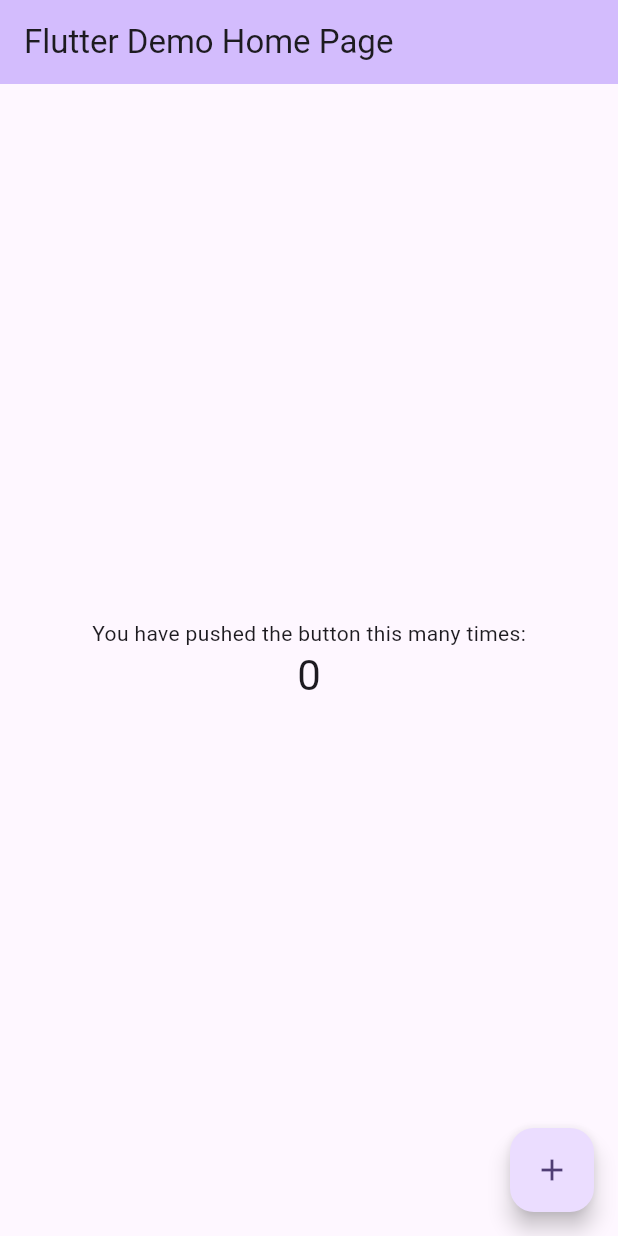
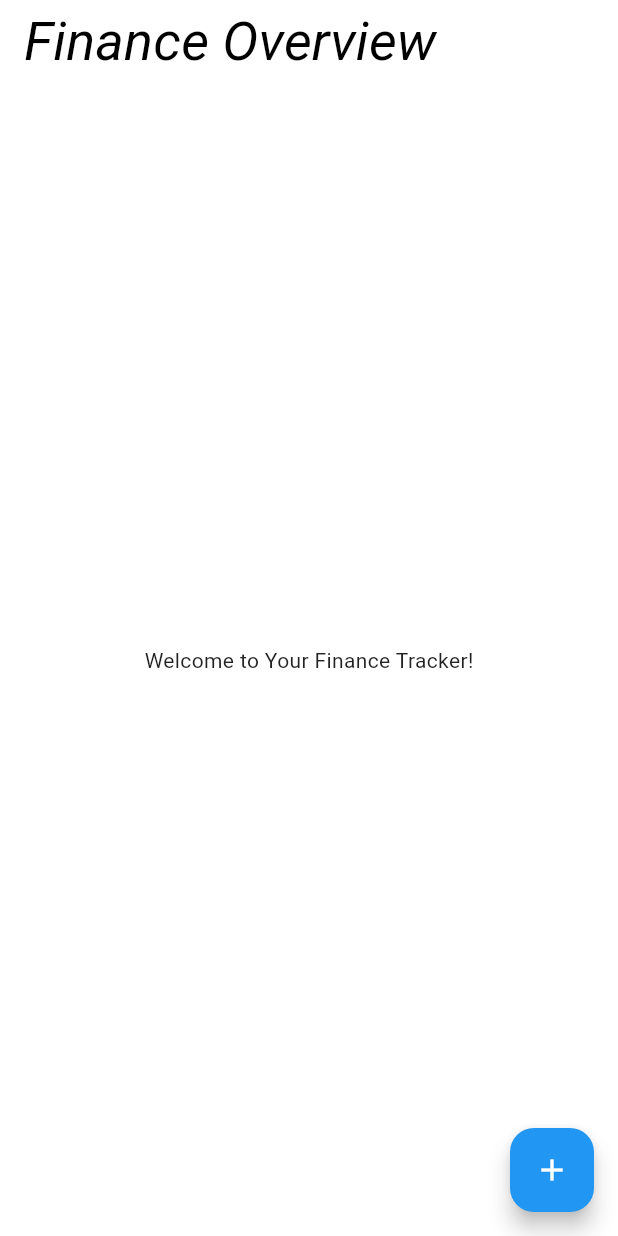
Before and after one commit to darlingson/makobili_flutter_app, a Flutter app: the screen it shows after launch, on a phone screen of 412 x 824 dp. Run offline on Flutter 3.47's test engine with Material 3 defaults, Android fonts, the phone set to English and light mode, and no system bars; Roboto replaces fonts that are missing (Hind).

Commit message:
created the theme with the help of chatGPT

```diff
--- a/lib/main.dart
+++ b/lib/main.dart
@@ -1,125 +1,85 @@
 import 'package:flutter/material.dart';
 
 void main() {
-  runApp(const MyApp());
+  runApp(MyApp());
 }
 
 class MyApp extends StatelessWidget {
-  const MyApp({super.key});
-
-  // This widget is the root of your application.
   @override
   Widget build(BuildContext context) {
     return MaterialApp(
-      title: 'Flutter Demo',
+      title: 'Finance Tracker',
       theme: ThemeData(
-        // This is the theme of your application.
-        //
-        // TRY THIS: Try running your application with "flutter run". You'll see
-        // the application has a purple toolbar. Then, without quitting the app,
-        // try changing the seedColor in the colorScheme below to Colors.green
-        // and then invoke "hot reload" (save your changes or press the "hot
-        // reload" button in a Flutter-supported IDE, or press "r" if you used
-        // the command line to start the app).
-        //
-        // Notice that the counter didn't reset back to zero; the application
-        // state is not lost during the reload. To reset the state, use hot
-        // restart instead.
-        //
-        // This works for code too, not just values: Most code changes can be
-        // tested with just a hot reload.
-        colorScheme: ColorScheme.fromSeed(seedColor: Colors.deepPurple),
-        useMaterial3: true,
+        // Light theme settings
+        brightness: Brightness.light,
+        primaryColor: Color(0xFF0D47A1),
+        fontFamily: 'Roboto',
+        textTheme: const TextTheme(
+          displayLarge: TextStyle(
+              fontSize: 72.0, fontWeight: FontWeight.bold, color: Colors.white),
+          titleLarge: TextStyle(
+              fontSize: 36.0, fontStyle: FontStyle.italic, color: Colors.white),
+          bodyMedium: TextStyle(
+              fontSize: 14.0, fontFamily: 'Hind', color: Colors.black87),
+        ),
+        buttonTheme: ButtonThemeData(
+          buttonColor: Color(0xFF1976D2),
+          shape: RoundedRectangleBorder(
+            borderRadius: BorderRadius.circular(8.0),
+          ),
+          textTheme: ButtonTextTheme.primary,
+        ),
+        colorScheme:
+            ColorScheme.fromSwatch().copyWith(secondary: Color(0xFF64FFDA)),
       ),
-      home: const MyHomePage(title: 'Flutter Demo Home Page'),
+      darkTheme: ThemeData(
+        // Define a color scheme for the dark theme with the appropriate brightness
+        colorScheme: ColorScheme.dark(
+          primary: Color(0xFF0D47A1),
+          secondary: Color(0xFF64FFDA),
+          onPrimary:
+              Colors.white, // Ensuring text/icons on primary color are white
+          onSecondary:
+              Colors.black, // Ensuring text/icons on secondary color are black
+        ),
+        fontFamily: 'Roboto',
+        buttonTheme: ButtonThemeData(
+          buttonColor: Color(0xFF1976D2),
+          textTheme: ButtonTextTheme.primary,
+        ),
+        textTheme: TextTheme(
+          headline1: TextStyle(
+              fontSize: 72.0, fontWeight: FontWeight.bold, color: Colors.white),
+          headline6: TextStyle(
+              fontSize: 36.0, fontStyle: FontStyle.italic, color: Colors.white),
+          bodyText2: TextStyle(
+              fontSize: 14.0, fontFamily: 'Hind', color: Colors.white70),
+        ),
+      ),
+      themeMode: ThemeMode
+          .system, // Decides which theme to show based on the system preference
+      home: MyHomePage(),
     );
   }
 }
 
-class MyHomePage extends StatefulWidget {
-  const MyHomePage({super.key, required this.title});
-
-  // This widget is the home page of your application. It is stateful, meaning
-  // that it has a State object (defined below) that contains fields that affect
-  // how it looks.
-
-  // This class is the configuration for the state. It holds the values (in this
-  // case the title) provided by the parent (in this case the App widget) and
-  // used by the build method of the State. Fields in a Widget subclass are
-  // always marked "final".
-
-  final String title;
-
-  @override
-  State<MyHomePage> createState() => _MyHomePageState();
-}
-
-class _MyHomePageState extends State<MyHomePage> {
-  int _counter = 0;
-
-  void _incrementCounter() {
-    setState(() {
-      // This call to setState tells the Flutter framework that something has
-      // changed in this State, which causes it to rerun the build method below
-      // so that the display can reflect the updated values. If we changed
-      // _counter without calling setState(), then the build method would not be
-      // called again, and so nothing would appear to happen.
-      _counter++;
-    });
-  }
+class MyHomePage extends StatelessWidget {
+  const MyHomePage({super.key});
 
   @override
   Widget build(BuildContext context) {
-    // This method is rerun every time setState is called, for instance as done
-    // by the _incrementCounter method above.
-    //
-    // The Flutter framework has been optimized to make rerunning build methods
-    // fast, so that you can just rebuild anything that needs updating rather
-    // than having to individually change instances of widgets.
     return Scaffold(
       appBar: AppBar(
-        // TRY THIS: Try changing the color here to a specific color (to
-        // Colors.amber, perhaps?) and trigger a hot reload to see the AppBar
-        // change color while the other colors stay the same.
-        backgroundColor: Theme.of(context).colorScheme.inversePrimary,
-        // Here we take the value from the MyHomePage object that was created by
-        // the App.build method, and use it to set our appbar title.
-        title: Text(widget.title),
+        title: Text('Finance Overview'),
       ),
       body: Center(
-        // Center is a layout widget. It takes a single child and positions it
-        // in the middle of the parent.
-        child: Column(
-          // Column is also a layout widget. It takes a list of children and
-          // arranges them vertically. By default, it sizes itself to fit its
-          // children horizontally, and tries to be as tall as its parent.
-          //
-          // Column has various properties to control how it sizes itself and
-          // how it positions its children. Here we use mainAxisAlignment to
-          // center the children vertically; the main axis here is the vertical
-          // axis because Columns are vertical (the cross axis would be
-          // horizontal).
-          //
-          // TRY THIS: Invoke "debug painting" (choose the "Toggle Debug Paint"
-          // action in the IDE, or press "p" in the console), to see the
-          // wireframe for each widget.
-          mainAxisAlignment: MainAxisAlignment.center,
-          children: <Widget>[
-            const Text(
-              'You have pushed the button this many times:',
-            ),
-            Text(
-              '$_counter',
-              style: Theme.of(context).textTheme.headlineMedium,
-            ),
-          ],
-        ),
+        child: Text('Welcome to Your Finance Tracker!'),
       ),
       floatingActionButton: FloatingActionButton(
-        onPressed: _incrementCounter,
-        tooltip: 'Increment',
-        child: const Icon(Icons.add),
-      ), // This trailing comma makes auto-formatting nicer for build methods.
+        onPressed: () {},
+        tooltip: 'Add Transaction',
+        child: Icon(Icons.add),
+      ),
     );
   }
 }
```
